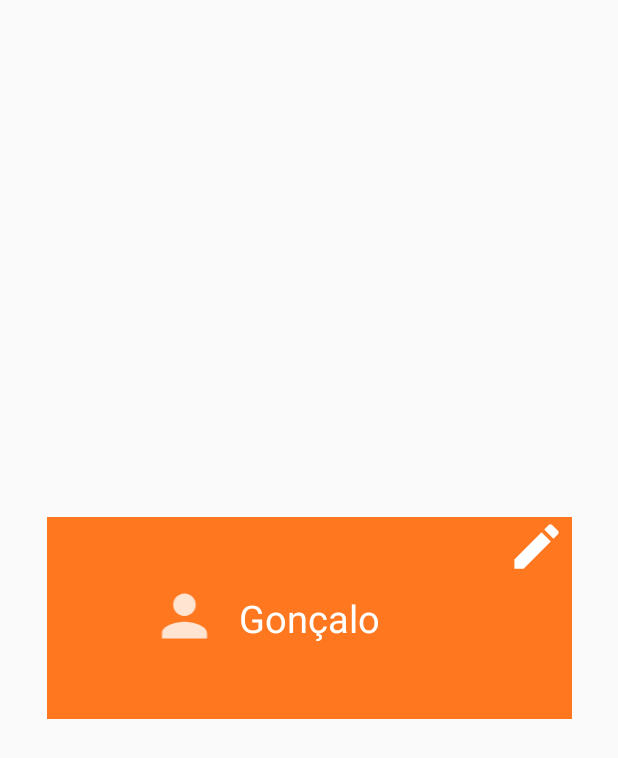
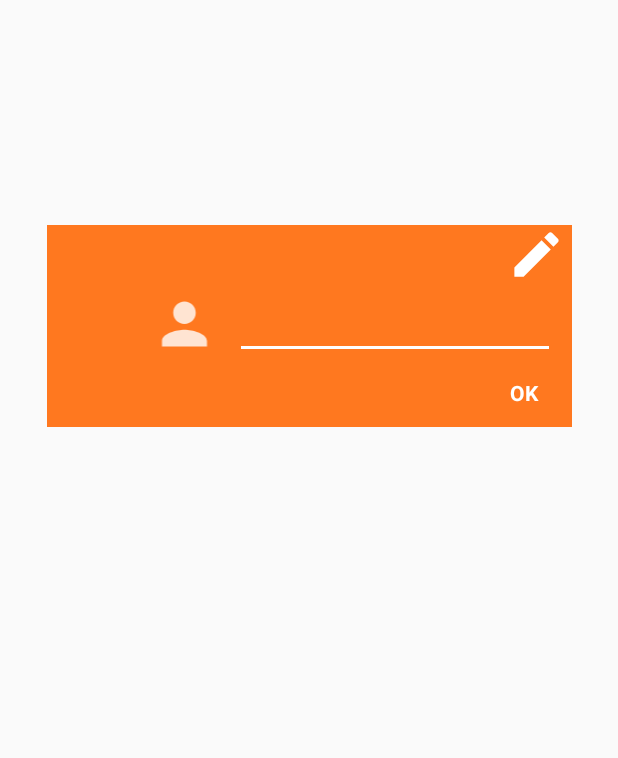
Before and after one commit to Badajaz/Master-Thesis, an Android app: the layout activity_edit_user.xml on its own in the app's theme, with its tools: preview values and no code run, on a phone screen of 412 x 824 dp. Shown: the top 758 px of the screen. Run offline under Robolectric (Android 15) with nearby library versions, the light colour scheme and no system bars.

Commit message:
editar user quase terminado
falta dar update na base de dados

```diff
--- a/Boardshot/app/src/main/java/com/example/android/boardshot/LevelsActivity.java
+++ b/Boardshot/app/src/main/java/com/example/android/boardshot/LevelsActivity.java
@@ -63,6 +63,7 @@ public class LevelsActivity extends AppCompatActivity {
         //noinspection SimplifiableIfStatement
         if (id == R.id.action_item_one) {
             Intent intent = new Intent(LevelsActivity.this, EditUser.class);
+            intent.putExtra("user", user);
             startActivity(intent);
         }
 
--- a/Boardshot/app/src/main/java/com/example/android/boardshot/MainActivity.java
+++ b/Boardshot/app/src/main/java/com/example/android/boardshot/MainActivity.java
@@ -1708,6 +1708,8 @@ public class MainActivity extends AppCompatActivity implements View.OnTouchListe
                 startActivity(intent);
                 return true;
             case R.id.action_item_one:
+                Intent intent2 = new Intent(MainActivity.this, EditUser.class);
+                startActivity(intent2);
                 return true;
 
             default:
--- a/Boardshot/app/src/main/res/layout/activity_edit_user.xml
+++ b/Boardshot/app/src/main/res/layout/activity_edit_user.xml
@@ -10,19 +10,22 @@
         android:id="@+id/EditUserTextView"
         android:layout_width="350dp"
         android:layout_height="wrap_content"
+        android:layout_marginTop="10dp"
+        android:layout_marginBottom="400dp"
         android:background="#ff781f"
+        android:gravity="center"
         android:padding="50dp"
-        android:text="Gonçalo"
-        android:gravity="center"
+        android:text=""
         android:textColor="#FFF"
         android:textSize="25dp"
         app:layout_constraintBottom_toBottomOf="parent"
         app:layout_constraintEnd_toEndOf="parent"
+        app:layout_constraintHorizontal_bias="0.508"
         app:layout_constraintStart_toStartOf="parent"
         app:layout_constraintTop_toTopOf="parent" />
 
     <ImageView
-        android:id="@+id/imageView"
+        android:id="@+id/editUserImageView"
         android:layout_width="47dp"
         android:layout_height="39dp"
         app:layout_constraintEnd_toEndOf="@+id/EditUserTextView"
@@ -38,4 +41,31 @@
         app:layout_constraintStart_toStartOf="@+id/EditUserTextView"
         app:layout_constraintTop_toTopOf="@+id/EditUserTextView"
         app:srcCompat="@drawable/ic_action_name" />
+
+    <EditText
+        android:id="@+id/editTextUser"
+        android:layout_width="wrap_content"
+        android:layout_height="wrap_content"
+        android:backgroundTint="#FFF"
+        android:ems="10"
+        android:inputType="textPersonName"
+        android:text=""
+        app:layout_constraintBottom_toBottomOf="@+id/EditUserTextView"
+        app:layout_constraintEnd_toEndOf="@+id/EditUserTextView"
+        app:layout_constraintHorizontal_bias="0.454"
+        app:layout_constraintStart_toEndOf="@+id/imageView2"
+        app:layout_constraintTop_toTopOf="@+id/EditUserTextView"
+        app:layout_constraintVertical_bias="0.494" />
+
+    <TextView
+        android:id="@+id/textViewOK"
+        android:layout_width="41dp"
+        android:layout_height="25dp"
+        android:text="OK"
+        android:gravity="center"
+        android:textColor="#FFF"
+        android:textStyle="bold"
+        app:layout_constraintBottom_toBottomOf="@+id/EditUserTextView"
+        app:layout_constraintEnd_toEndOf="@+id/editTextUser"
+        app:layout_constraintTop_toBottomOf="@+id/editTextUser" />
 </androidx.constraintlayout.widget.ConstraintLayout>
```
Also changed, not shown: Boardshot/app/src/main/java/com/example/android/boardshot/EditUser.java (+47 -0 lines).
